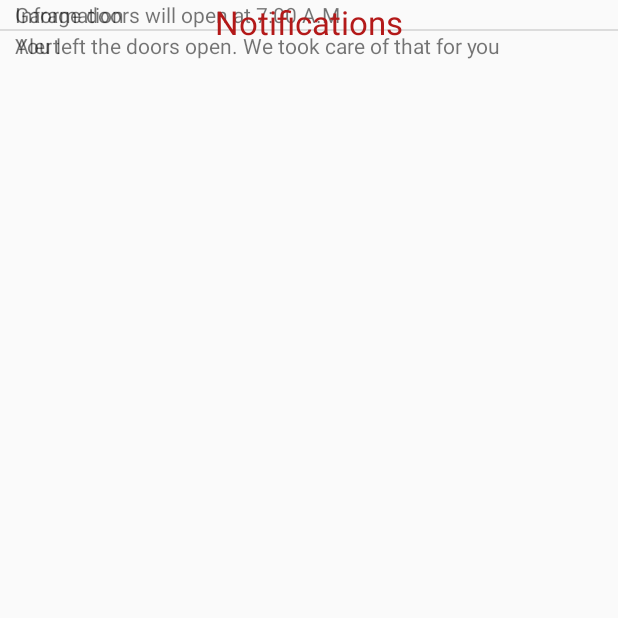
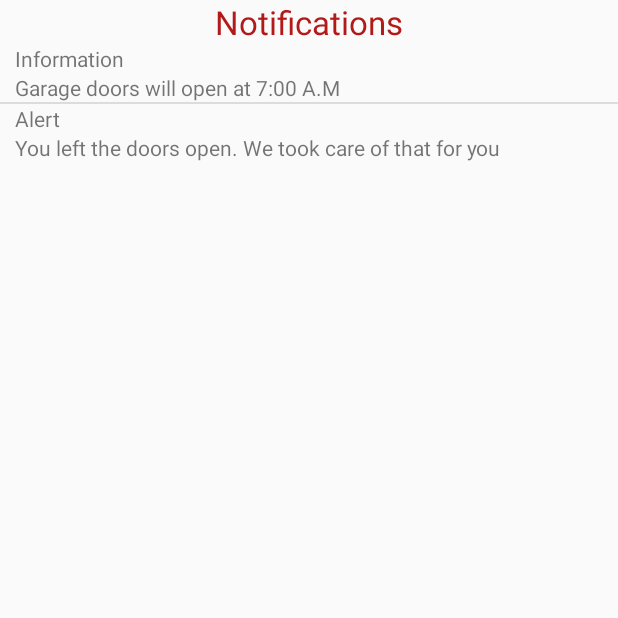
Before and after one commit to RMihaela/SmartHouse, an Android app: the NotificationsActivity screen opened directly, with no data from a screen before it, on a phone screen of 412 x 824 dp, the top half of it. Run offline under Robolectric (Android 15) with nearby library versions, the phone set to English and light mode, and no system bars.

Commit message:
Fixed item alignment

```diff
--- a/SmartHouse/app/src/main/res/layout/activity_notifications.xml
+++ b/SmartHouse/app/src/main/res/layout/activity_notifications.xml
@@ -14,7 +14,9 @@
         android:layout_height="wrap_content"
         android:id="@+id/listView2"
         android:layout_centerHorizontal="true"
-        android:layout_alignParentTop="true" />
+        android:layout_alignParentTop="false"
+        android:layout_below="@+id/textView6"
+        android:layout_alignParentLeft="true" />
 
     <TextView
         android:layout_width="fill_parent"
--- a/SmartHouse/app/src/main/res/layout/notification_list_item.xml
+++ b/SmartHouse/app/src/main/res/layout/notification_list_item.xml
@@ -17,9 +17,10 @@
         android:layout_height="wrap_content"
         android:text="New Text"
         android:id="@+id/message"
-        android:layout_alignParentTop="true"
+        android:layout_alignParentTop="false"
         android:layout_alignParentLeft="true"
         android:layout_alignParentStart="true"
-        android:paddingLeft="10dp" />
+        android:paddingLeft="10dp"
+        android:layout_below="@+id/type" />
 
 </RelativeLayout>
```
